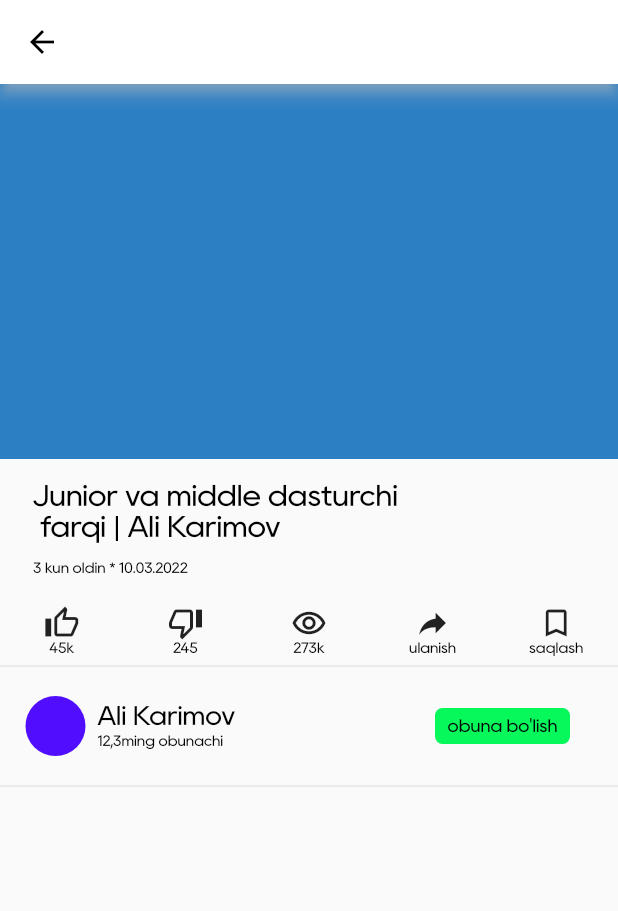
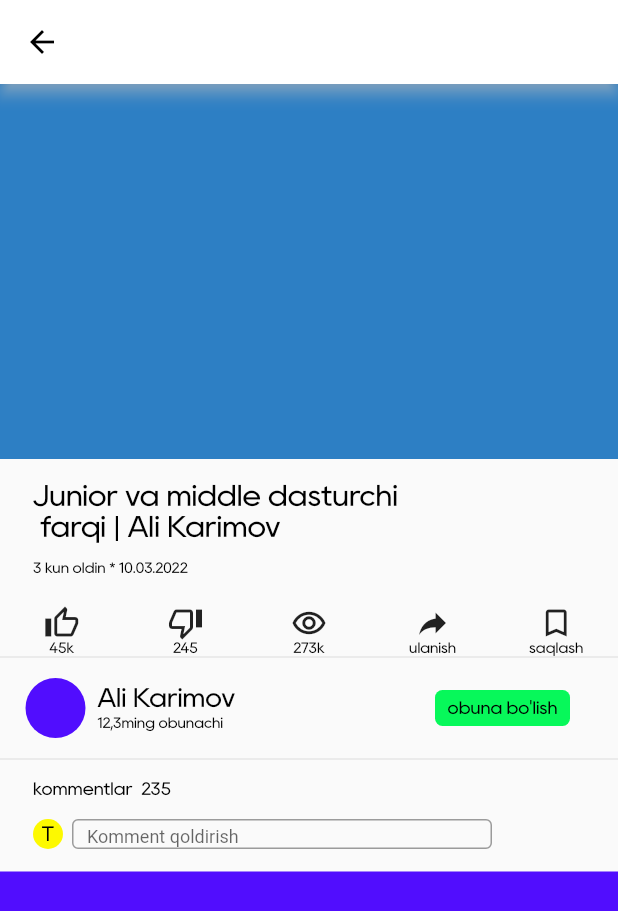
Before and after one commit to islomnurullayev/Ibs-platform, a Flutter app: the WebiinarPage screen opened directly, on a phone screen of 412 x 824 dp. Shown: the top 911 px of the screen. Run offline on Flutter 3.47's test engine with Material 2 defaults, Android fonts, the phone set to English and light mode, and no system bars; our stand-ins replace video_player; network calls fail.

```diff
--- a/lib/Communitypages/webinar.dart
+++ b/lib/Communitypages/webinar.dart
@@ -27,8 +27,10 @@ class _WebiinarPageState extends State<WebiinarPage> {
           ),
         ),
         body: SingleChildScrollView(
-          child: Column(
-            crossAxisAlignment: CrossAxisAlignment.start,
+          child: ListView(
+            scrollDirection: Axis.vertical,
+            shrinkWrap: true,
+            physics: ScrollPhysics(),
             children: [
               Container(
                 height: 250,
@@ -118,7 +120,9 @@ class _WebiinarPageState extends State<WebiinarPage> {
                   ),
                 ],
               ),
-              Divider(),
+              Divider(
+                height: 4,
+              ),
               Padding(
                 padding: const EdgeInsets.only(left: 17.0, top: 12, bottom: 12),
                 child: Row(
@@ -163,7 +167,86 @@ class _WebiinarPageState extends State<WebiinarPage> {
                   ],
                 ),
               ),
-              Divider()
+              Divider(
+                height: 4,
+              ),
+              Container(
+                height: 18,
+                width: 110,
+                margin: EdgeInsets.only(left: 22, top: 12),
+                child: Text(
+                  'kommentlar  235',
+                  style: Style.office,
+                ),
+              ),
+              Padding(
+                padding: const EdgeInsets.only(left: 22, top: 8),
+                child: Row(
+                  children: [
+                    CircleAvatar(
+                      radius: 10,
+                      backgroundColor: Style.colors.yellow,
+                      child: Center(
+                        child: Text(
+                          'T',
+                          style: Style.seeComments,
+                        ),
+                      ),
+                    ),
+                    Container(
+                      margin: EdgeInsets.only(left: 6, right: 32),
+                      height: 20,
+                      width: 280,
+                      child: TextFormField(
+                        decoration: InputDecoration(
+                            border: OutlineInputBorder(),
+                            hintText: Style.texts.putComments,
+                            hintStyle: TextStyle(fontSize: 12),
+                            contentPadding: EdgeInsets.only(top: 3, left: 10)),
+                      ),
+                    ),
+                  ],
+                ),
+              ),
+              Container(
+                margin: EdgeInsets.only(top: 15),
+                height: 250,
+                width: double.infinity,
+                color: Style.colors.blue,
+              ),
+              Container(
+                margin: EdgeInsets.only(top: 15),
+                height: 250,
+                width: double.infinity,
+                color: Style.colors.blue,
+              ),
+              Padding(
+                padding: const EdgeInsets.only(top: 8, left: 22),
+                child: Row(children: [
+                  CircleAvatar(
+                    backgroundColor: Style.colors.fiolet,
+                  ),
+                  SizedBox(
+                    width: 8,
+                  ),
+                  Column(
+                    crossAxisAlignment: CrossAxisAlignment.start,
+                    children: [
+                      Text(
+                        'Junior va middle dasturchi farqi! ',
+                        style: Style.username11,
+                      ),
+                      SizedBox(
+                        height: 4,
+                      ),
+                      Text(
+                        'Maraim Tuxtasunov  *   49k * 1 oy oldin',
+                        style: Style.timecourse,
+                      )
+                    ],
+                  ),
+                ]),
+              )
             ],
           ),
         ),
--- a/lib/theme/style.dart
+++ b/lib/theme/style.dart
@@ -139,6 +139,12 @@ class Style {
     fontWeight: FontWeight.w400,
     fontFamily: fontFamily,
   );
+  static TextStyle avatartext = TextStyle(
+    color: colors.black,
+    fontSize: 20,
+    fontWeight: FontWeight.w700,
+    fontFamily: fontFamily,
+  );
 
   static TextStyle courcename = TextStyle(
     color: colors.black,
```
Also changed, not shown: lib/Communitypages/blogpage.dart (added, +99 -0 lines), lib/Communitypages/community.dart (+6 -1 lines), lib/home/home.dart (+2 -5 lines), lib/moodboard.dart (+0 -25 lines).
